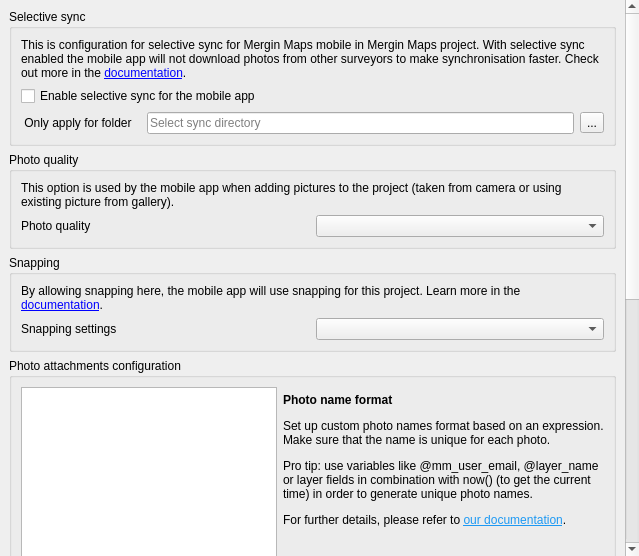
Old version of the form Mergin/ui/ui_project_config.ui in the repository MerginMaps/qgis-plugin.
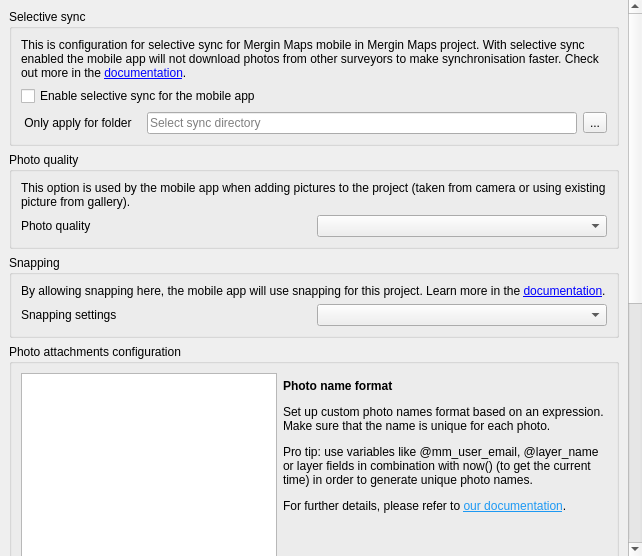
New version of the form. Custom widgets are drawn as their Qt base class.

Commit message: default color, change placeholder

```diff
--- a/Mergin/ui/ui_project_config.ui
+++ b/Mergin/ui/ui_project_config.ui
@@ -9,7 +9,7 @@
    <rect>
     <x>0</x>
     <y>0</y>
-    <width>639</width>
+    <width>642</width>
     <height>556</height>
    </rect>
   </property>
@@ -44,9 +44,9 @@
       <property name="geometry">
        <rect>
         <x>0</x>
-        <y>-294</y>
-        <width>625</width>
-        <height>1273</height>
+        <y>-713</y>
+        <width>628</width>
+        <height>1291</height>
        </rect>
       </property>
       <layout class="QVBoxLayout" name="verticalLayout">
```
Left out of the diff: 89 changed lines with no effect on the pictures.
